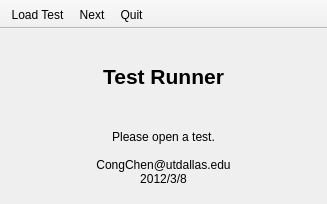
The window that MainWindow.ui (congchenutd/testrunner) describes before a commit, drawn with Qt 5.
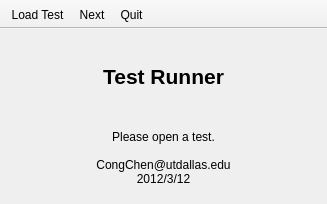
The same window after the commit. Icons and pictures are not drawn.

```diff
--- a/MainWindow.ui
+++ b/MainWindow.ui
@@ -42,7 +42,7 @@
        <string>Please open a test.
 
 CongChen@utdallas.edu
-2012/3/8</string>
+2012/3/12</string>
       </property>
       <property name="alignment">
        <set>Qt::AlignCenter</set>
```
Left out of the diff: 2 changed lines with no effect on the pictures.
